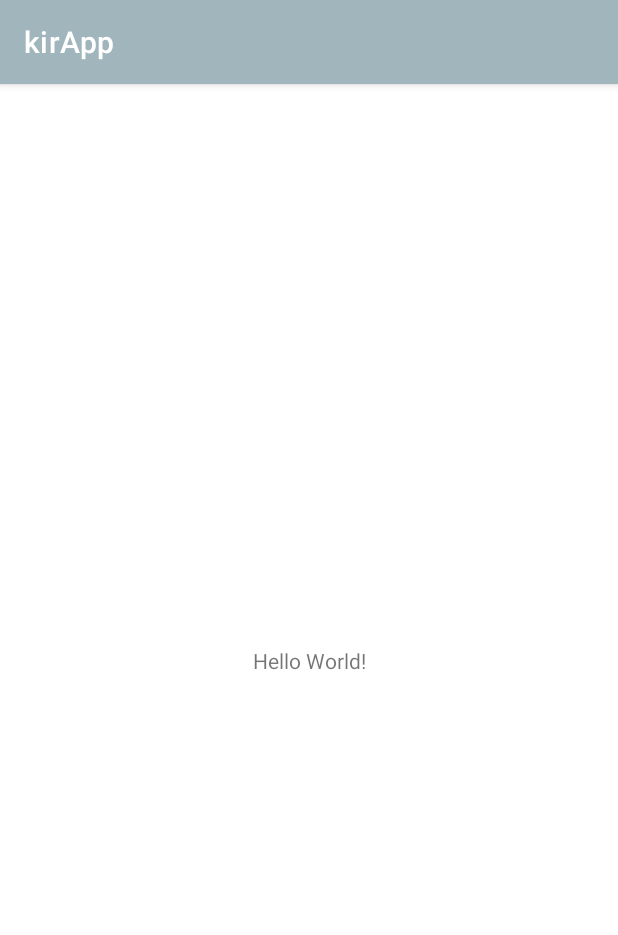
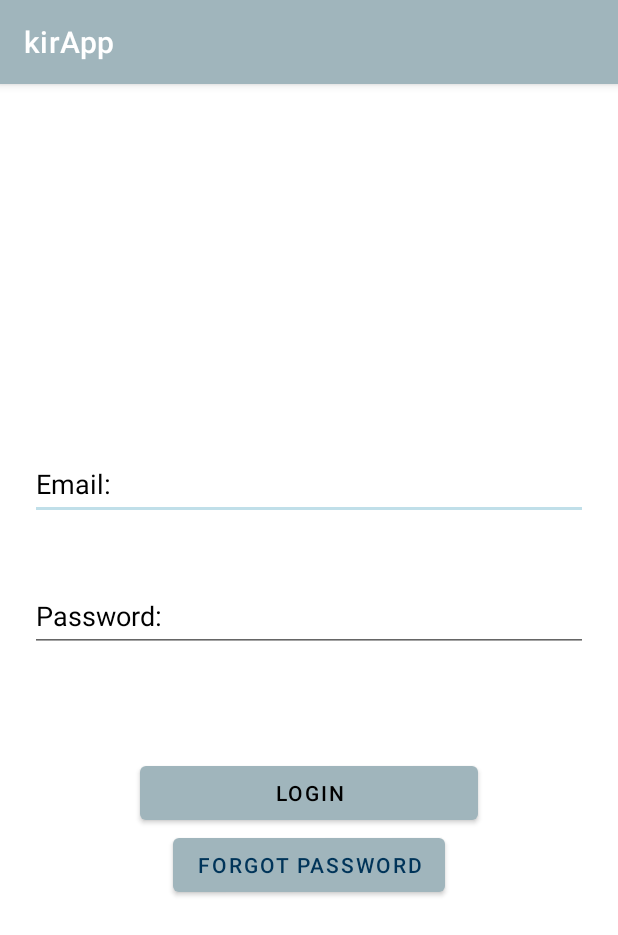
Before and after one commit to otto-camp/kirApp, an Android app: the screen it shows after launch (MainActivity), on a phone screen of 412 x 824 dp. Shown: the top 935 px of the screen. Run offline under Robolectric (Android 15) with nearby library versions, the phone set to English and light mode, and no system bars.

Commit message:
second commit

```diff
--- a/app/build.gradle
+++ b/app/build.gradle
@@ -29,7 +29,6 @@ android {
 }
 
 dependencies {
-
     implementation 'androidx.appcompat:appcompat:1.4.1'
     implementation 'com.google.android.material:material:1.5.0'
     implementation 'androidx.constraintlayout:constraintlayout:2.1.3'
--- a/app/src/main/AndroidManifest.xml
+++ b/app/src/main/AndroidManifest.xml
@@ -18,6 +18,7 @@
                 <category android:name="android.intent.category.LAUNCHER" />
             </intent-filter>
         </activity>
+
     </application>
 
 </manifest>
--- a/app/src/main/java/com/example/kirapp/MainActivity.java
+++ b/app/src/main/java/com/example/kirapp/MainActivity.java
@@ -1,14 +1,14 @@
 package com.example.kirapp;
 
+import android.os.Bundle;
+
 import androidx.appcompat.app.AppCompatActivity;
-
-import android.os.Bundle;
 
 public class MainActivity extends AppCompatActivity {
 
     @Override
     protected void onCreate(Bundle savedInstanceState) {
         super.onCreate(savedInstanceState);
-        setContentView(R.layout.activity_main);
+        setContentView(R.layout.login_page);
     }
 }
--- a/app/src/main/res/layout/activity_main.xml
+++ b/app/src/main/res/layout/activity_main.xml
@@ -4,15 +4,4 @@
     xmlns:tools="http://schemas.android.com/tools"
     android:layout_width="match_parent"
     android:layout_height="match_parent"
-    tools:context=".MainActivity">
-
-    <TextView
-        android:layout_width="wrap_content"
-        android:layout_height="wrap_content"
-        android:text="Hello World!"
-        app:layout_constraintBottom_toBottomOf="parent"
-        app:layout_constraintLeft_toLeftOf="parent"
-        app:layout_constraintRight_toRightOf="parent"
-        app:layout_constraintTop_toTopOf="parent" />
-
-</androidx.constraintlayout.widget.ConstraintLayout>
+    tools:context=".MainActivity"/>
--- /dev/null
+++ b/app/src/main/res/layout/login_page.xml
@@ -0,0 +1,53 @@
+<?xml version="1.0" encoding="utf-8"?>
+<LinearLayout xmlns:android="http://schemas.android.com/apk/res/android"
+    xmlns:app="http://schemas.android.com/apk/res-auto"
+    xmlns:tools="http://schemas.android.com/tools"
+    android:layout_width="match_parent"
+    android:layout_height="match_parent"
+    android:orientation="vertical"
+    android:gravity="center">
+
+    <EditText
+        android:id="@+id/text_email"
+        android:layout_width="match_parent"
+        android:layout_height="wrap_content"
+        android:layout_margin="20dp"
+        android:ems="10"
+        android:hint="@string/email_placeholder"
+        android:importantForAutofill="no"
+        android:inputType="textEmailAddress"
+        android:minHeight="48dp"
+        android:textColor="@color/black"
+        android:textColorHint="@color/black" />
+
+    <EditText
+        android:id="@+id/text_password"
+        android:layout_width="match_parent"
+        android:layout_height="wrap_content"
+        android:layout_margin="20dp"
+        android:ems="10"
+        android:hint="@string/password_placeholder"
+        android:importantForAutofill="no"
+        android:inputType="textPassword"
+        android:minHeight="48dp"
+        android:textColor="@color/black"
+        android:textColorHint="@color/black" />
+
+    <Button
+        android:id="@+id/login_btn"
+        android:layout_width="wrap_content"
+        android:layout_height="wrap_content"
+        android:paddingStart="90dp"
+        android:paddingEnd="90dp"
+        android:layout_marginTop="50dp"
+        android:text="@string/login_placeholder"
+        android:textColor="@color/black" />
+
+    <Button
+        android:id="@+id/forgot_password_btn"
+        android:layout_width="wrap_content"
+        android:layout_height="wrap_content"
+        android:text="@string/forgot_password_placeholder"
+        android:textColor="@color/dark_blue"/>
+
+</LinearLayout>
--- a/app/src/main/res/values/strings.xml
+++ b/app/src/main/res/values/strings.xml
@@ -1,3 +1,8 @@
 <resources>
     <string name="app_name">kirApp</string>
+    <string name="email_placeholder">Email:</string>
+    <string name="password_placeholder">Password:</string>
+    <string name="login_placeholder">Login</string>
+    <string name="login_image_description">login logo</string>
+    <string name="forgot_password_placeholder">Forgot Password</string>
 </resources>
```
Also changed, not shown: app/src/main/java/com/example/kirapp/models/Admin.java (added, +56 -0 lines).
